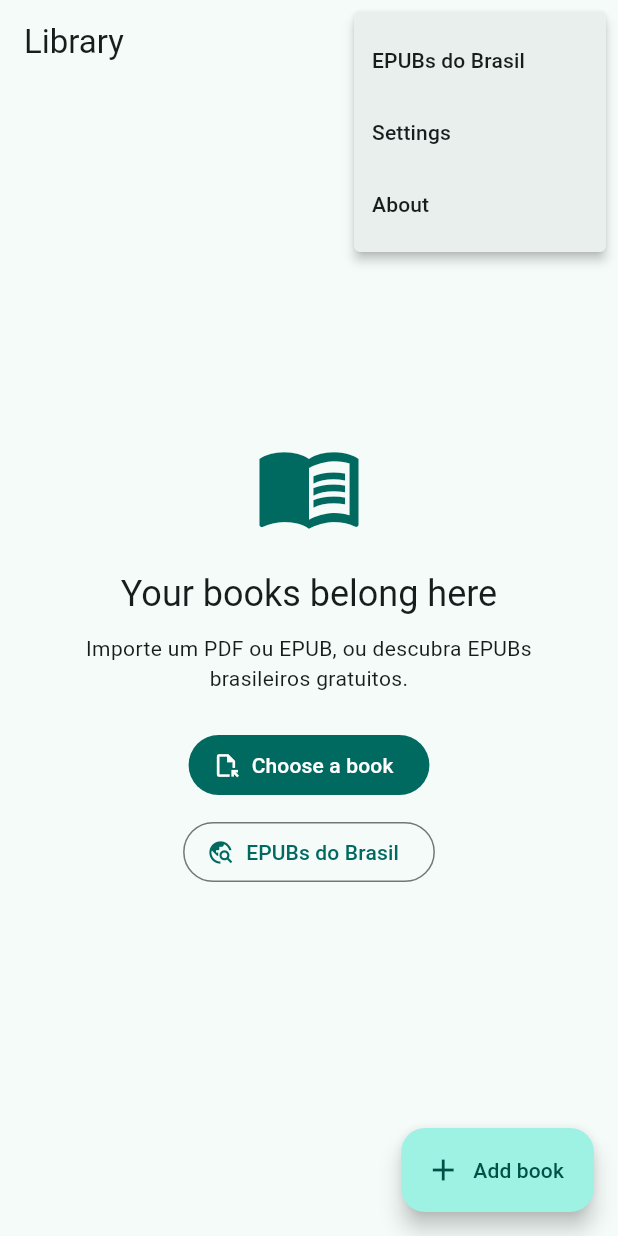
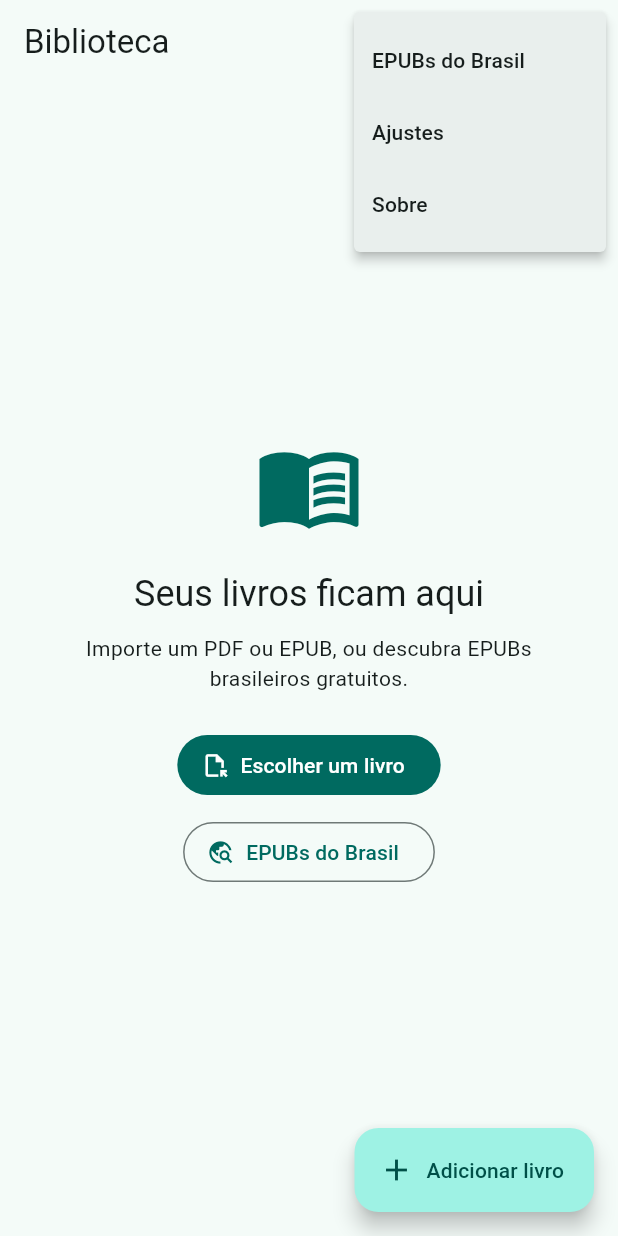
Before and after one commit to joaodeconto/StellaReader, a Flutter app: the screen it shows after launch, after a tap on the "more vert" icon, on a phone screen of 412 x 824 dp. Run offline on Flutter 3.47's test engine with Material 3 defaults, Android fonts, the phone set to English and light mode, and no system bars; our stand-ins replace dio, file_picker, flutter_riverpod, go_router, package_info_plus, shared_preferences and 2 more; missing offline and left inert: epub_view, pdfx; accounts and stored records are empty; network calls fail.

Commit message:
Finish translating the interface to Portuguese
The UI mixed both languages: "Library", "Add book" and "Your books
belong here" sat next to "EPUBs do Brasil" and "Importe um PDF ou
EPUB". The EPUB reader and the discovery screen were already fully
Portuguese, so these two screens were the holdouts.

```diff
--- a/lib/ui/library_screen.dart
+++ b/lib/ui/library_screen.dart
@@ -31,7 +31,7 @@ class _LibraryScreenState extends ConsumerState<LibraryScreen> {
       if (!mounted) return;
       ScaffoldMessenger.of(
         context,
-      ).showSnackBar(SnackBar(content: Text('Import failed: $error')));
+      ).showSnackBar(SnackBar(content: Text('Falha ao importar: $error')));
     }
   }
 
@@ -41,7 +41,7 @@ class _LibraryScreenState extends ConsumerState<LibraryScreen> {
       builder: (context) => ValueListenableBuilder<ThemeMode>(
         valueListenable: AppSettings.themeMode,
         builder: (context, selectedMode, _) => AlertDialog(
-          title: const Text('Settings'),
+          title: const Text('Ajustes'),
           content: RadioGroup<ThemeMode>(
             groupValue: selectedMode,
             onChanged: (mode) {
@@ -51,15 +51,15 @@ class _LibraryScreenState extends ConsumerState<LibraryScreen> {
               mainAxisSize: MainAxisSize.min,
               children: [
                 RadioListTile<ThemeMode>(
-                  title: Text('Use device setting'),
+                  title: Text('Usar o tema do sistema'),
                   value: ThemeMode.system,
                 ),
                 RadioListTile<ThemeMode>(
-                  title: Text('Light'),
+                  title: Text('Claro'),
                   value: ThemeMode.light,
                 ),
                 RadioListTile<ThemeMode>(
-                  title: Text('Dark'),
+                  title: Text('Escuro'),
                   value: ThemeMode.dark,
                 ),
               ],
@@ -68,7 +68,7 @@ class _LibraryScreenState extends ConsumerState<LibraryScreen> {
           actions: [
             TextButton(
               onPressed: () => Navigator.pop(context),
-              child: const Text('Done'),
+              child: const Text('Concluído'),
             ),
           ],
         ),
@@ -107,16 +107,14 @@ class _LibraryScreenState extends ConsumerState<LibraryScreen> {
   Widget build(BuildContext context) {
     if (kIsWeb) {
       return const Scaffold(
-        body: Center(
-          child: Text('StellaReader is currently optimized for Android.'),
-        ),
+        body: Center(child: Text('O StellaReader foi feito para Android.')),
       );
     }
 
     final books = ref.watch(booksProvider);
     return Scaffold(
       appBar: AppBar(
-        title: const Text('Library'),
+        title: const Text('Biblioteca'),
         actions: [
           IconButton(
             tooltip: 'EPUBs do Brasil',
@@ -124,7 +122,7 @@ class _LibraryScreenState extends ConsumerState<LibraryScreen> {
             icon: const Icon(Icons.travel_explore),
           ),
           IconButton(
-            tooltip: 'Import PDF or EPUB',
+            tooltip: 'Importar PDF ou EPUB',
             onPressed: _import,
             icon: const Icon(Icons.file_open_outlined),
           ),
@@ -132,8 +130,8 @@ class _LibraryScreenState extends ConsumerState<LibraryScreen> {
             onSelected: _handleMenu,
             itemBuilder: (_) => const [
               PopupMenuItem(value: 'discover', child: Text('EPUBs do Brasil')),
-              PopupMenuItem(value: 'settings', child: Text('Settings')),
-              PopupMenuItem(value: 'about', child: Text('About')),
+              PopupMenuItem(value: 'settings', child: Text('Ajustes')),
+              PopupMenuItem(value: 'about', child: Text('Sobre')),
             ],
           ),
         ],
@@ -165,8 +163,8 @@ class _LibraryScreenState extends ConsumerState<LibraryScreen> {
                       ),
                       subtitle: Text(
                         epub
-                            ? 'EPUB · tap to continue reading'
-                            : 'PDF · last page ${book.lastPage}',
+                            ? 'EPUB · toque para continuar lendo'
+                            : 'PDF · página ${book.lastPage}',
                       ),
                       trailing: const Icon(Icons.chevron_right),
                       onTap: () => context.push('/reader', extra: book),
@@ -179,14 +177,14 @@ class _LibraryScreenState extends ConsumerState<LibraryScreen> {
           child: FilledButton.icon(
             onPressed: () => ref.invalidate(booksProvider),
             icon: const Icon(Icons.refresh),
-            label: const Text('Try again'),
+            label: const Text('Tentar novamente'),
           ),
         ),
       ),
       floatingActionButton: FloatingActionButton.extended(
         onPressed: _import,
         icon: const Icon(Icons.add),
-        label: const Text('Add book'),
+        label: const Text('Adicionar livro'),
       ),
     );
   }
@@ -213,7 +211,7 @@ class _EmptyLibrary extends StatelessWidget {
             ),
             const SizedBox(height: 20),
             Text(
-              'Your books belong here',
+              'Seus livros ficam aqui',
               style: Theme.of(context).textTheme.headlineSmall,
             ),
             const SizedBox(height: 10),
@@ -225,7 +223,7 @@ class _EmptyLibrary extends StatelessWidget {
             FilledButton.icon(
               onPressed: onImport,
               icon: const Icon(Icons.file_open_outlined),
-              label: const Text('Choose a book'),
+              label: const Text('Escolher um livro'),
             ),
             const SizedBox(height: 10),
             OutlinedButton.icon(
```
Also changed, not shown: lib/ui/reader_screen.dart (+10 -10 lines).
